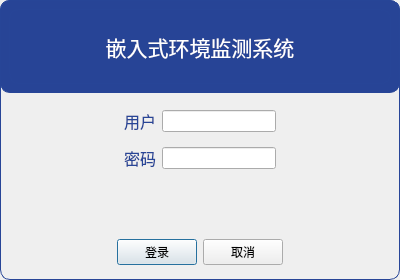
Qt form dialog_login.ui (CodePupil-min/eems) before a commit.
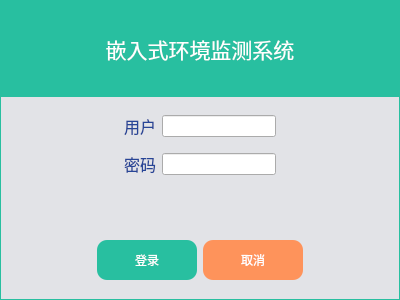
The same form after that commit.

```diff
--- a/dialog_login.ui
+++ b/dialog_login.ui
@@ -7,7 +7,7 @@
     <x>0</x>
     <y>0</y>
     <width>400</width>
-    <height>280</height>
+    <height>300</height>
    </rect>
   </property>
   <property name="maximumSize">
@@ -21,8 +21,8 @@
   </property>
   <property name="styleSheet">
    <string notr="true">#dialog_login{
-border:1px solid #274597;
-border-radius:10px;
+border:1px solid #28BFA0;
+background-color:#E2E3E7;
 }</string>
   </property>
   <layout class="QVBoxLayout" name="verticalLayout">
@@ -39,15 +39,15 @@
     <number>0</number>
    </property>
    <property name="bottomMargin">
-    <number>0</number>
+    <number>9</number>
    </property>
    <item>
     <widget class="QWidget" name="widget_3" native="true">
      <property name="styleSheet">
-      <string notr="true">background-color: rgb(39, 68, 150);
+      <string notr="true">background-color:#28BFA0;
 color:white;
-border:1px solid #274597;
-border-radius:10px;</string>
+border:1px solid #28BFA0;
+</string>
      </property>
      <layout class="QVBoxLayout" name="verticalLayout_2">
       <item>
@@ -150,6 +150,31 @@
    </item>
    <item>
     <widget class="QWidget" name="widget_4" native="true">
+     <property name="styleSheet">
+      <string notr="true">QPushButton{
+border:none;
+border-radius:10px;
+color:white;
+}
+#login{
+background-color:#28BFA0;
+}
+#login:hover{
+background-color:#14CDAB
+}
+#login:pressed{
+background:#108D76
+}
+#cancel{
+background-color: #FE935B
+}
+#cancel:hover{
+	background-color: rgb(255, 173, 130);
+}
+#cancel:pressed{
+	background-color: rgb(222, 106, 45);
+}</string>
+     </property>
      <layout class="QGridLayout" name="gridLayout_2">
       <property name="leftMargin">
        <number>0</number>
@@ -165,6 +190,18 @@
       </property>
       <item row="2" column="1">
        <widget class="QPushButton" name="login">
+        <property name="sizePolicy">
+         <sizepolicy hsizetype="Expanding" vsizetype="Preferred">
+          <horstretch>0</horstretch>
+          <verstretch>0</verstretch>
+         </sizepolicy>
+        </property>
+        <property name="minimumSize">
+         <size>
+          <width>100</width>
+          <height>40</height>
+         </size>
+        </property>
         <property name="text">
          <string>登录</string>
         </property>
@@ -172,6 +209,18 @@
       </item>
       <item row="2" column="2">
        <widget class="QPushButton" name="cancel">
+        <property name="sizePolicy">
+         <sizepolicy hsizetype="Expanding" vsizetype="Fixed">
+          <horstretch>0</horstretch>
+          <verstretch>0</verstretch>
+         </sizepolicy>
+        </property>
+        <property name="minimumSize">
+         <size>
+          <width>100</width>
+          <height>40</height>
+         </size>
+        </property>
         <property name="styleSheet">
          <string notr="true"/>
         </property>
```
